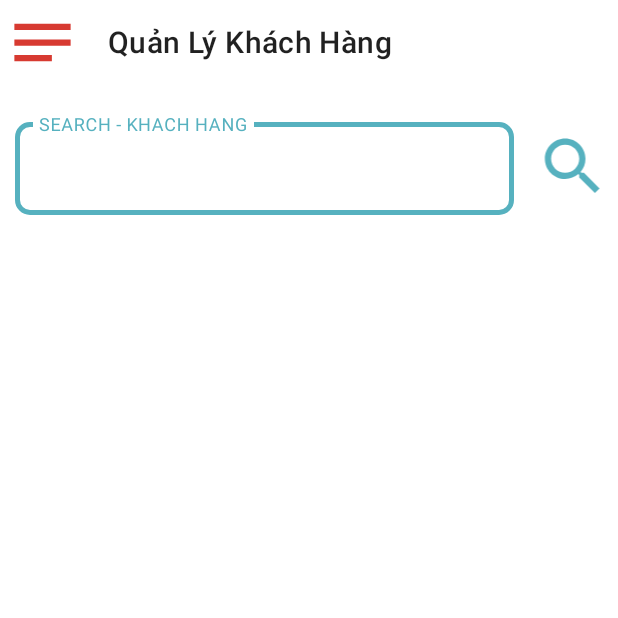
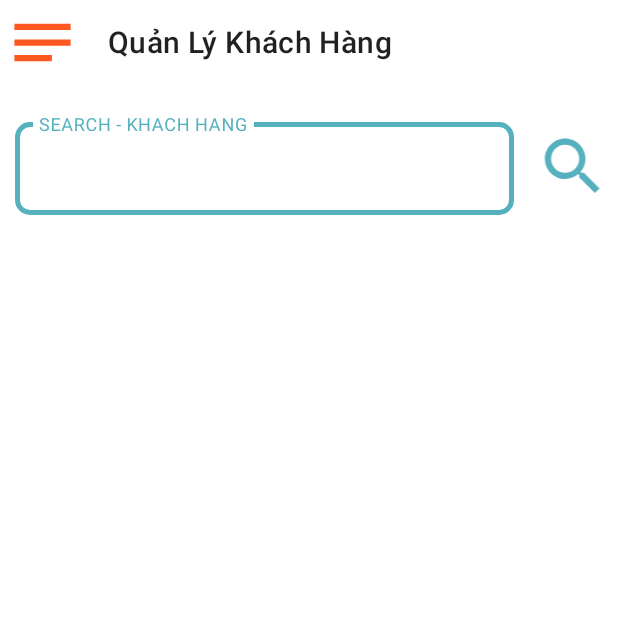
Before and after one commit to dinhphucaz2005/Thoitrang, an Android app: the MainActivity screen opened directly, with no data from a screen before it, in the side drawer, after a tap on "Khách Hàng", on a phone screen of 412 x 824 dp, the top half of it. Run offline under Robolectric (Android 15) with nearby library versions, the phone set to English and light mode, and no system bars; 1 statement that could not run was skipped.

Commit message:
full code

```diff
--- a/app/build.gradle
+++ b/app/build.gradle
@@ -26,6 +26,7 @@ android {
         sourceCompatibility JavaVersion.VERSION_1_8
         targetCompatibility JavaVersion.VERSION_1_8
     }
+    namespace 'com.example.thoitrang'
 }
 
 dependencies {
--- a/app/src/main/java/com/example/thoitrang/LoginActivity.java
+++ b/app/src/main/java/com/example/thoitrang/LoginActivity.java
@@ -43,6 +43,7 @@ NhanVienDAO dao;
 
     }
     public void checkLogin(){
+
         strUser = edUserName.getText().toString();
         strPass = edPassword.getText().toString();
         if(strUser.isEmpty()||strPass.isEmpty()){
--- a/app/src/main/java/com/example/thoitrang/MainActivity.java
+++ b/app/src/main/java/com/example/thoitrang/MainActivity.java
@@ -45,11 +45,11 @@ public class MainActivity extends AppCompatActivity {
     protected void onCreate(Bundle savedInstanceState) {
         super.onCreate(savedInstanceState);
 
- //        FULL MÀN HÌNH
+
         requestWindowFeature(Window.FEATURE_NO_TITLE);
         this.getWindow().setFlags(WindowManager.LayoutParams.FLAG_FULLSCREEN,
                 WindowManager.LayoutParams.FLAG_FULLSCREEN);
-//=================
+
 
         setContentView(R.layout.activity_main);
         drawer = findViewById(R.id.drawer_layout);
--- a/app/src/main/java/com/example/thoitrang/dao/HoaDonDAO.java
+++ b/app/src/main/java/com/example/thoitrang/dao/HoaDonDAO.java
@@ -20,6 +20,7 @@ public class HoaDonDAO {
     }
 
     public long insert(HoaDon ob){
+
         ContentValues values = new ContentValues();
         values.put("maNV", ob.maNV);
         values.put("maKH",ob.maKH);
--- a/app/src/main/java/com/example/thoitrang/dao/ThongKeDAO.java
+++ b/app/src/main/java/com/example/thoitrang/dao/ThongKeDAO.java
@@ -21,6 +21,7 @@ public class ThongKeDAO {
         this.context = context;
         DbHelper dbHelper = new DbHelper(context);
         db = dbHelper.getWritableDatabase();
+
     }
 
 //    thong ke TOP5
--- a/app/src/main/java/com/example/thoitrang/fragment/DoanhThuFragment.java
+++ b/app/src/main/java/com/example/thoitrang/fragment/DoanhThuFragment.java
@@ -33,6 +33,7 @@ public class DoanhThuFragment extends Fragment {
         View v =  inflater.inflate(R.layout.fragment_doanhthu, container, false);
         edTuNgay = v.findViewById(R.id.edtuNgay_DT);
         edDenNgay = v.findViewById(R.id.eddenNgay_DT);
+
         tvDoanhThu = v.findViewById(R.id.tvdoanhThu);
         btnDoanhThu = v.findViewById(R.id.btndoanhThu);
         edTuNgay.setOnClickListener(new View.OnClickListener() {
--- a/app/src/main/java/com/example/thoitrang/fragment/HoaDonFragment.java
+++ b/app/src/main/java/com/example/thoitrang/fragment/HoaDonFragment.java
@@ -55,6 +55,7 @@ public class HoaDonFragment extends Fragment {
 
     static HoaDonDAO dao;
     HoaDonAdapter adapter;
+
     HoaDon item;
 
 
--- a/app/src/main/res/drawable/menu_tab_bar.xml
+++ b/app/src/main/res/drawable/menu_tab_bar.xml
@@ -1,4 +1,4 @@
-<vector android:height="50dp" android:tint="#D73A31"
+<vector android:height="50dp" android:tint="#FF5722"
     android:viewportHeight="24" android:viewportWidth="24"
     android:width="50dp" xmlns:android="http://schemas.android.com/apk/res/android">
     <path android:fillColor="@android:color/white" android:pathData="M3,18h12v-2L3,16v2zM3,6v2h18L21,6L3,6zM3,13h18v-2L3,11v2z"/>
--- a/app/src/main/res/layout/fragment_doanhthu.xml
+++ b/app/src/main/res/layout/fragment_doanhthu.xml
@@ -1,5 +1,4 @@
 <?xml version="1.0" encoding="utf-8"?>
-
 <ScrollView xmlns:android="http://schemas.android.com/apk/res/android"
     xmlns:app="http://schemas.android.com/apk/res-auto"
     android:layout_width="match_parent"
--- a/app/src/main/res/layout/fragment_khach_hang.xml
+++ b/app/src/main/res/layout/fragment_khach_hang.xml
@@ -1,78 +1,81 @@
 <?xml version="1.0" encoding="utf-8"?>
 <LinearLayout xmlns:android="http://schemas.android.com/apk/res/android"
+    xmlns:app="http://schemas.android.com/apk/res-auto"
     xmlns:tools="http://schemas.android.com/tools"
     android:layout_width="match_parent"
     android:layout_height="match_parent"
     android:orientation="vertical"
-    xmlns:app="http://schemas.android.com/apk/res-auto"
-    tools:context=".fragment.KhachHangFragment"
-    android:padding="10dp">
+    android:padding="10dp"
+    tools:context=".fragment.KhachHangFragment">
 
     <LinearLayout
         android:layout_width="match_parent"
         android:layout_height="wrap_content"
         android:orientation="vertical">
+
         <LinearLayout
             android:layout_width="match_parent"
             android:layout_height="wrap_content"
             android:orientation="horizontal"
             android:weightSum="10">
+
             <com.google.android.material.textfield.TextInputLayout
-                android:gravity="center_vertical"
+                style="@style/Widget.MaterialComponents.TextInputLayout.OutlinedBox"
                 android:layout_width="0dp"
                 android:layout_height="wrap_content"
+                android:layout_marginTop="10dp"
                 android:layout_weight="8.5"
-                android:layout_marginTop="10dp"
-                app:endIconMode="clear_text"
-                app:boxCornerRadiusTopStart="10dp"
+                android:gravity="center_vertical"
+                android:textColorHint="@color/black"
                 app:boxCornerRadiusBottomEnd="10dp"
                 app:boxCornerRadiusBottomStart="10dp"
                 app:boxCornerRadiusTopEnd="10dp"
-                android:textColorHint="@color/black"
+                app:boxCornerRadiusTopStart="10dp"
                 app:boxStrokeColor="#56b1bf"
                 app:boxStrokeWidthFocused="3dp"
+                app:endIconMode="clear_text"
                 app:helperTextTextColor="#FF0000"
-                app:hintTextColor="#56b1bf"
-                style="@style/Widget.MaterialComponents.TextInputLayout.OutlinedBox">
+                app:hintTextColor="#56b1bf">
+
                 <com.google.android.material.textfield.TextInputEditText
                     android:id="@+id/ed_search_khacHang"
                     android:layout_width="match_parent"
                     android:layout_height="wrap_content"
                     android:hint="SEARCH - KHACH HANG"
-                    android:textSize="20dp"
                     android:inputType="text"
-                    android:textColor="@color/black" />
+                    android:textColor="@color/black"
+                    android:textSize="20dp" />
             </com.google.android.material.textfield.TextInputLayout>
 
             <ImageView
-                android:layout_marginTop="20dp"
-                android:gravity="center_vertical"
+                android:id="@+id/img_search_khachHang"
                 android:layout_width="0dp"
                 android:layout_height="wrap_content"
+                android:layout_marginTop="20dp"
                 android:layout_weight="2"
-                android:id="@+id/img_search_khachHang"
+                android:gravity="center_vertical"
                 android:src="@drawable/timkiem50x50" />
         </LinearLayout>
     </LinearLayout>
 
 
     <FrameLayout
-        android:layout_marginTop="20dp"
         android:layout_width="match_parent"
-        android:layout_height="match_parent">
+        android:layout_height="match_parent"
+        android:layout_marginTop="20dp">
 
         <ListView
-            android:divider="@null"
-            android:dividerHeight="15dp"
-            android:layout_marginTop="20dp"
+            android:id="@+id/lvKhachHang"
             android:layout_width="match_parent"
             android:layout_height="match_parent"
-            android:id="@+id/lvKhachHang"/>
+            android:layout_marginTop="20dp"
+            android:divider="@null"
+            android:dividerHeight="15dp" />
 
         <com.google.android.material.floatingactionbutton.FloatingActionButton
+            android:id="@+id/fab_KH"
             android:layout_width="wrap_content"
             android:layout_height="wrap_content"
-            android:id="@+id/fab_KH"
             android:layout_gravity="bottom|right"
             android:layout_margin="16dp"
             android:backgroundTint="#56b1bf"
@@ -81,5 +84,4 @@
     </FrameLayout>
 
 
-
 </LinearLayout>
--- a/app/src/main/res/values/themes.xml
+++ b/app/src/main/res/values/themes.xml
@@ -1,6 +1,6 @@
 <resources xmlns:tools="http://schemas.android.com/tools">
     <!-- Base application theme. -->
-    <style name="Theme.Assignmet_Thangnvph13623" parent="Theme.MaterialComponents.DayNight.NoActionBar">
+    <style name="Theme.nhom8.dev" parent="Theme.MaterialComponents.DayNight.NoActionBar">
         <!-- Primary brand color. -->
         <item name="colorPrimary">@color/purple_500</item>
         <item name="colorPrimaryVariant">@color/purple_700</item>
--- a/build.gradle
+++ b/build.gradle
@@ -5,7 +5,7 @@ buildscript {
         mavenCentral()
     }
     dependencies {
-        classpath "com.android.tools.build:gradle:4.2.1"
+        classpath 'com.android.tools.build:gradle:8.4.0'
 
         // NOTE: Do not place your application dependencies here; they belong
         // in the individual module build.gradle files
--- a/gradle.properties
+++ b/gradle.properties
@@ -15,3 +15,6 @@ org.gradle.jvmargs=-Xmx2048m -Dfile.encoding=UTF-8
 # Android operating system, and which are packaged with your app"s APK
 # https://developer.android.com/topic/libraries/support-library/androidx-rn
 android.useAndroidX=true
+android.defaults.buildfeatures.buildconfig=true
+android.nonTransitiveRClass=false
+android.nonFinalResIds=false
--- a/settings.gradle
+++ b/settings.gradle
@@ -1,2 +1,2 @@
-rootProject.name = "TBDS_SNEAKERS"
+rootProject.name = "shopthoitrang"
 include ':app'
```
Also changed, not shown: app/src/main/AndroidManifest.xml (+4 -4 lines), app/src/main/java/com/example/thoitrang/SplashScreenActivity.java (+0 -8 lines), app/src/main/res/layout/fragment_nhan_vien.xml (+24 -21 lines), gradle/wrapper/gradle-wrapper.properties.
